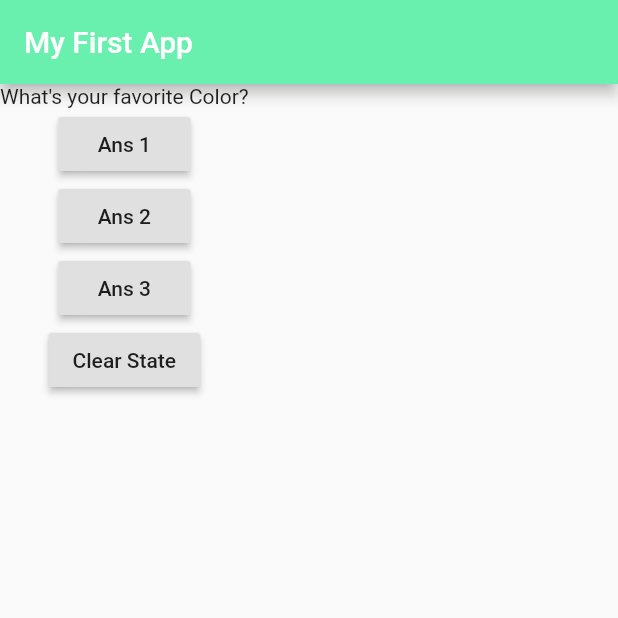
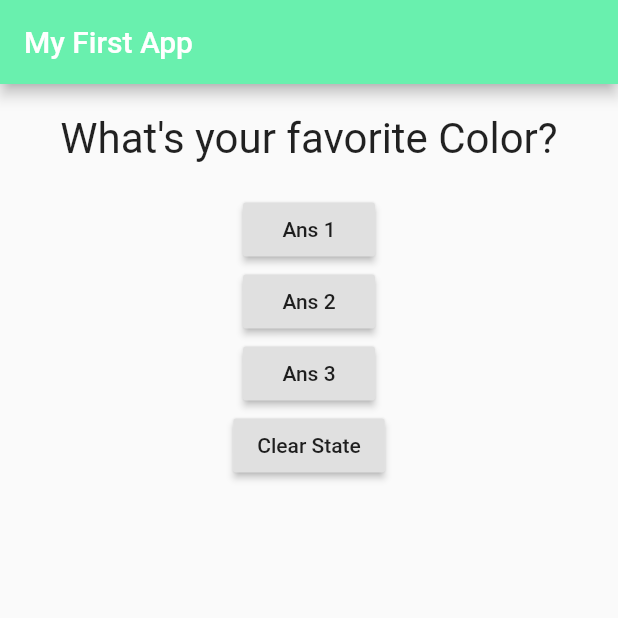
Before and after one commit to adepusai123/learn_flutter_app, a Flutter app: the screen it shows after launch, on a phone screen of 412 x 824 dp, the top half of it. Run offline on Flutter 3.47's test engine with Material 2 defaults, Android fonts, the phone set to English and light mode, and no system bars.

Commit message:
Style & Layout

```diff
--- a/lib/question.dart
+++ b/lib/question.dart
@@ -5,6 +5,14 @@ class Question extends StatelessWidget {
   Question(this.questionText); // this is a constructor
   @override
   Widget build(BuildContext context) {
-    return Text(questionText);
+    return Container(
+      width: double.infinity,
+      margin: EdgeInsets.all(20),
+      child: Text(
+        questionText,
+        textAlign: TextAlign.center,
+        style: TextStyle(fontSize: 28),
+      ),
+    );
   }
 }
```
